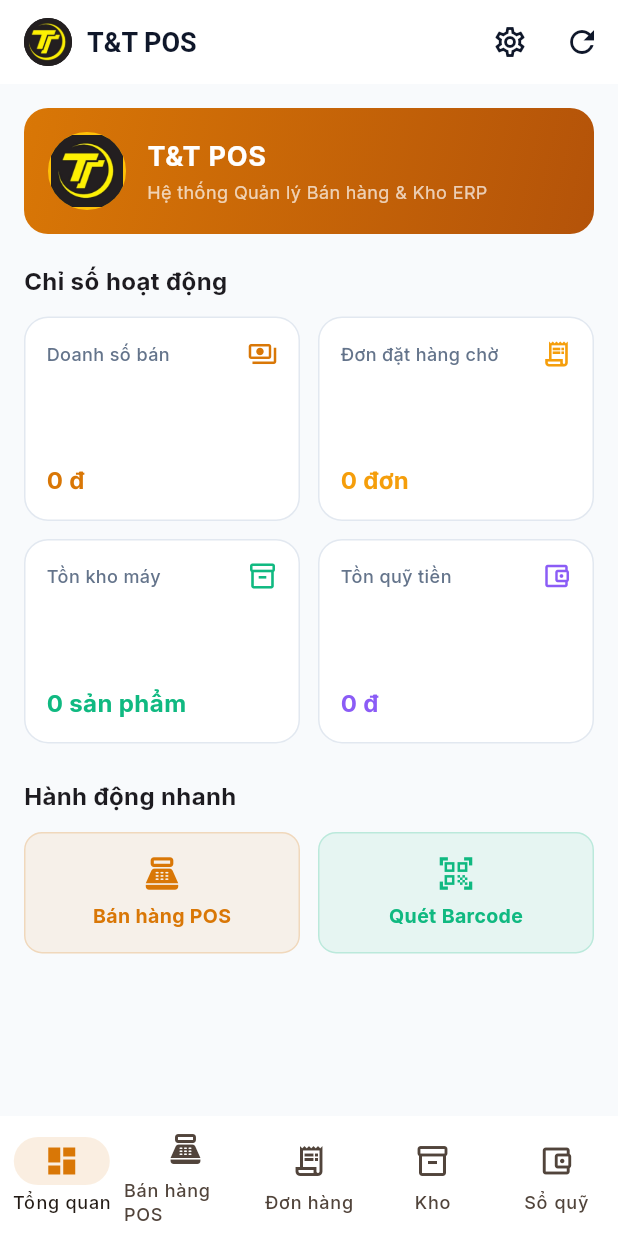
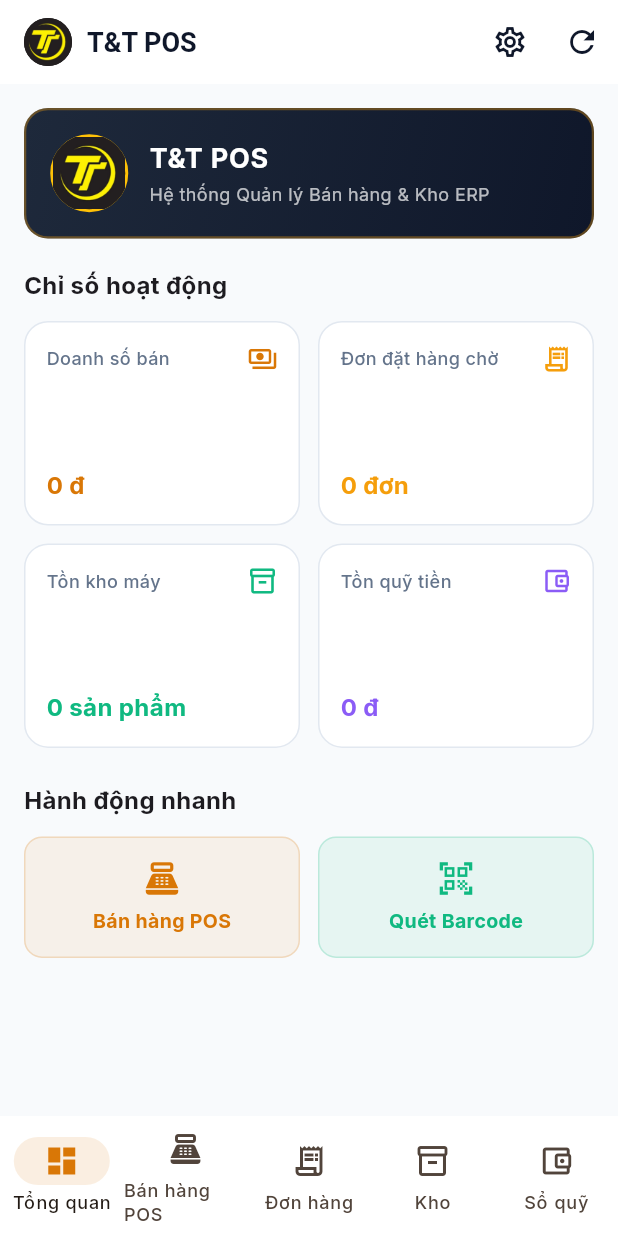
Before and after one commit to thegioidienthoai464/tgdtbanhang, a Flutter app: the screen it shows after launch, on a phone screen of 412 x 824 dp. Run offline on Flutter 3.47's test engine with Material 3 defaults, Android fonts, the light colour scheme and no system bars; our stand-ins replace google_fonts, shared_preferences, supabase_flutter; accounts and stored records are empty; network calls fail.

Commit message:
Cập nhật tự động: mobile_app/lib/ui/features/dashboard/dashboard_view.dart

```diff
--- a/mobile_app/lib/ui/features/dashboard/dashboard_view.dart
+++ b/mobile_app/lib/ui/features/dashboard/dashboard_view.dart
@@ -93,11 +93,12 @@
                 padding: const EdgeInsets.all(16),
                 decoration: BoxDecoration(
                   gradient: const LinearGradient(
-                    colors: [AppTheme.primaryBlue, AppTheme.primaryBlueDark],
+                    colors: [Color(0xFF1E293B), Color(0xFF0F172A)],
                     begin: Alignment.topLeft,
                     end: Alignment.bottomRight,
                   ),
                   borderRadius: BorderRadius.circular(16),
+                  border: Border.all(color: const Color(0xFFF59E0B).withOpacity(0.35), width: 1.5),
                 ),
                 child: Row(
                   children: [
```
